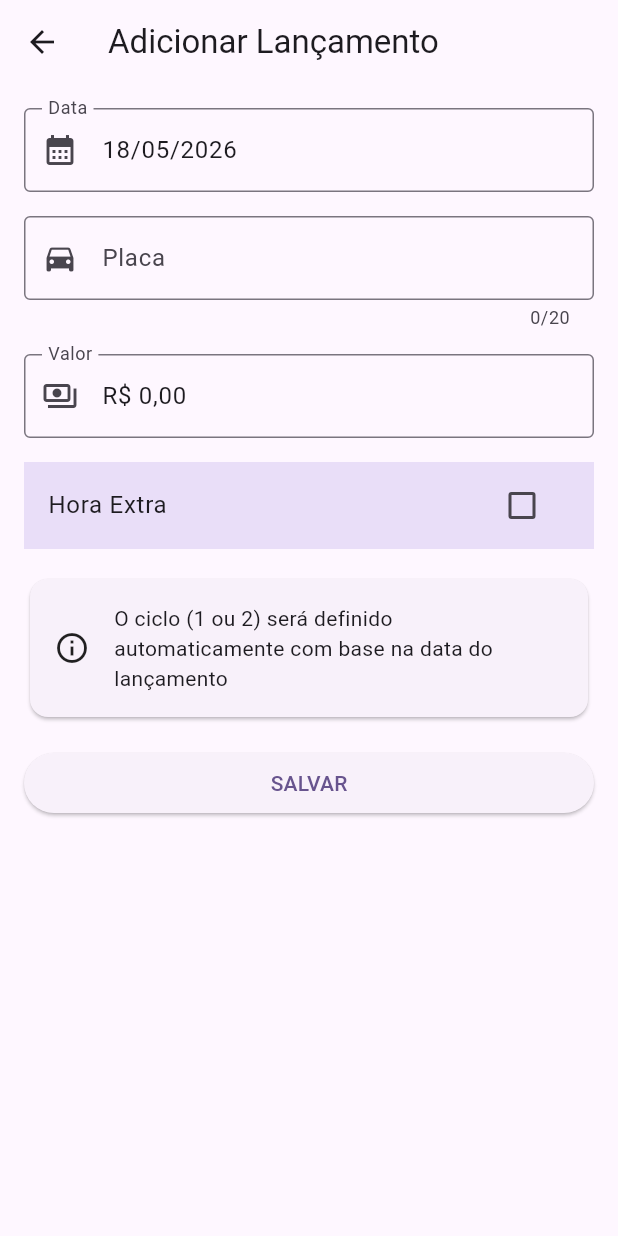
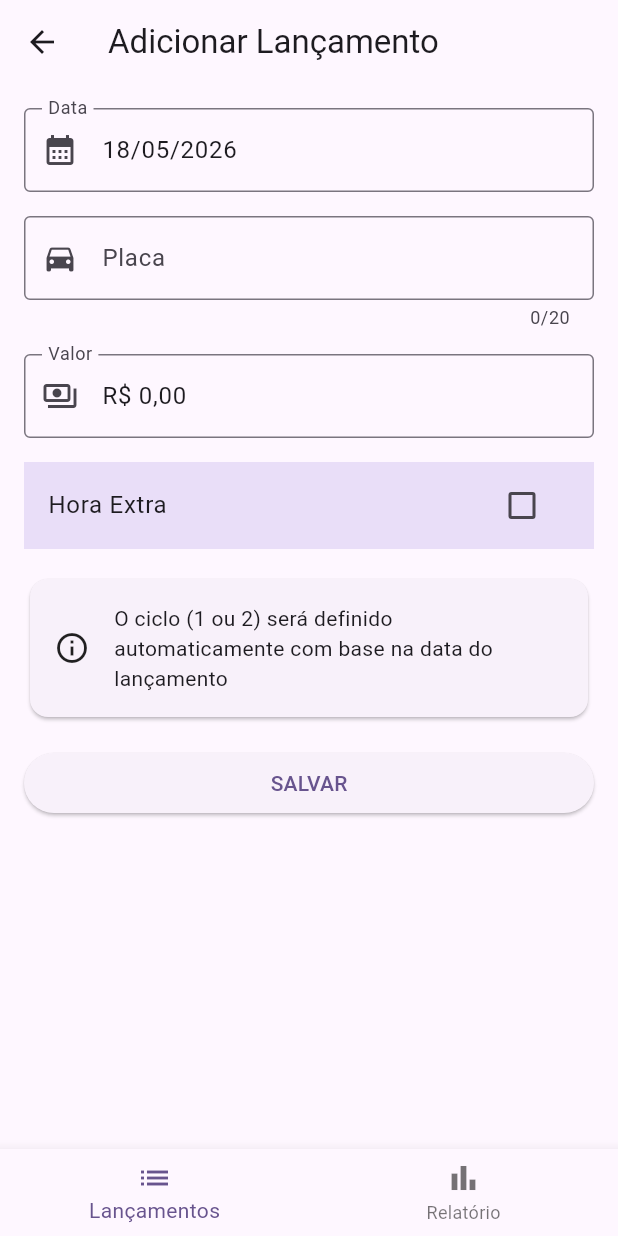
Before and after one commit to williamsaborido/julio_app, a Flutter app: the screen it shows after launch, after a tap on "Adicionar", on a phone screen of 412 x 824 dp. Run offline on Flutter 3.47's test engine with Material 3 defaults, Android fonts, the phone set to English and light mode, and no system bars; our stand-ins replace shared_preferences, sqflite; accounts and stored records are empty.

Commit message:
feat: Aba relatórios

```diff
--- a/3.41.7/lib/main.dart
+++ b/3.41.7/lib/main.dart
@@ -1,7 +1,7 @@
 import 'package:flutter/material.dart';
 import 'package:julio_app/services/configuration.dart';
 import 'package:julio_app/services/database.dart';
-import 'package:julio_app/view/lancamento/lancamento_bind.dart';
+import 'package:julio_app/view/shell/shell_view.dart';
 import 'package:provider/provider.dart';
 
 void main() async {
@@ -33,9 +33,9 @@ class MyApp extends StatelessWidget {
             darkTheme: ThemeData.dark(useMaterial3: true).copyWith(
               colorScheme: ColorScheme.fromSeed(seedColor: Colors.deepPurple, brightness: Brightness.dark),
             ),
-            initialRoute: '/lancamentos',
+            initialRoute: '/',
             routes: {
-              '/lancamentos': (_) => const LancamentoBind(),
+              '/': (_) => const ShellView(),
             },
           );
         }
--- a/3.41.7/lib/view/config/config_view.dart
+++ b/3.41.7/lib/view/config/config_view.dart
@@ -32,6 +32,7 @@ class _ConfigViewState extends BaseState<ConfigView> {
   Widget build(BuildContext context) {
     return Padding(
       padding: const EdgeInsets.all(16.0),
+      child: SingleChildScrollView(
         child: Column(
           mainAxisSize: MainAxisSize.min,
           crossAxisAlignment: CrossAxisAlignment.start,
@@ -97,6 +98,7 @@ class _ConfigViewState extends BaseState<ConfigView> {
             ),
           ],
         ),
+      ),
     );
   }
 }
--- /dev/null
+++ b/3.41.7/lib/view/relatorio/relatorio_view.dart
@@ -0,0 +1,36 @@
+import 'package:flutter/material.dart';
+import 'package:julio_app/view/relatorio/impressao_view.dart';
+
+class RelatorioView extends StatelessWidget {
+  const RelatorioView({super.key});
+
+  @override
+  Widget build(BuildContext context) {
+    return Scaffold(
+      appBar: AppBar(
+        title: const Text('Relatório'),
+      ),
+      body: Center(
+        child: Column(
+          mainAxisAlignment: MainAxisAlignment.center,
+          children: [
+            const Text('Tela de Relatório em construção'),
+            const SizedBox(height: 20),
+            ElevatedButton.icon(
+              onPressed: () {
+                Navigator.of(context).push(
+                  MaterialPageRoute(
+                    builder: (context) => const ImpressaoView(),
+                    fullscreenDialog: true, // Faz com que o ícone de voltar vire um 'X' em algumas plataformas
+                  ),
+                );
+              },
+              icon: const Icon(Icons.print),
+              label: const Text('Ver Impressão (Tela Cheia)'),
+            ),
+          ],
+        ),
+      ),
+    );
+  }
+}
--- /dev/null
+++ b/3.41.7/lib/view/shell/shell_view.dart
@@ -0,0 +1,47 @@
+import 'package:flutter/material.dart';
+import 'package:julio_app/view/lancamento/lancamento_bind.dart';
+import 'package:julio_app/view/relatorio/relatorio_view.dart';
+
+class ShellView extends StatefulWidget {
+  const ShellView({super.key});
+
+  @override
+  State<ShellView> createState() => _ShellViewState();
+}
+
+class _ShellViewState extends State<ShellView> {
+  int _currentIndex = 0;
+
+  final List<Widget> _pages = [
+    const LancamentoBind(),
+    const RelatorioView(),
+  ];
+
+  @override
+  Widget build(BuildContext context) {
+    return Scaffold(
+      body: IndexedStack(
+        index: _currentIndex,
+        children: _pages,
+      ),
+      bottomNavigationBar: BottomNavigationBar(
+        currentIndex: _currentIndex,
+        onTap: (index) {
+          setState(() {
+            _currentIndex = index;
+          });
+        },
+        items: const [
+          BottomNavigationBarItem(
+            icon: Icon(Icons.list),
+            label: 'Lançamentos',
+          ),
+          BottomNavigationBarItem(
+            icon: Icon(Icons.bar_chart),
+            label: 'Relatório',
+          ),
+        ],
+      ),
+    );
+  }
+}
```
Also changed, not shown: 3.41.7/lib/view/relatorio/impressao_view.dart (added, +38 -0 lines). Lines whose indentation alone changed are shown as unchanged.
